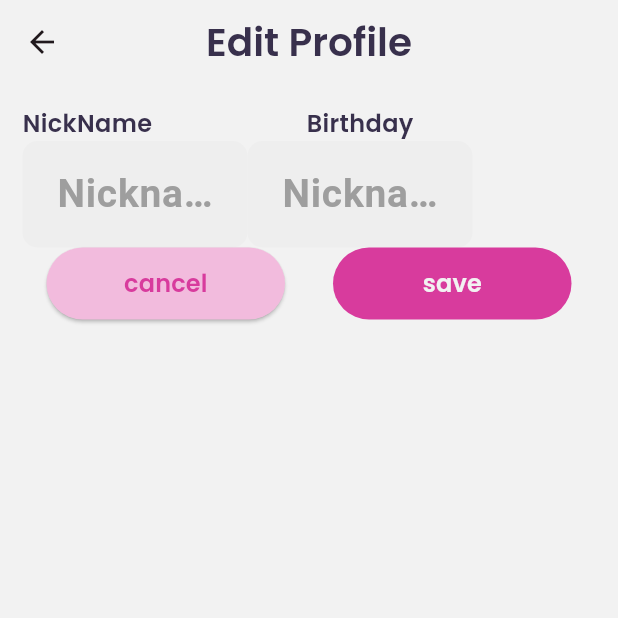
After one commit to majdideveloper/pisiit, a Flutter app: the EditProfile screen opened by its route, on a phone screen of 412 x 824 dp, the top half of it. The commit adds this screen. Run offline on Flutter 3.47's test engine with Material 3 defaults, Android fonts, the phone set to English and light mode, and no system bars; our stand-ins replace badges, cached_network_image, cloud_firestore, country_picker, email_validator, firebase_auth and 7 more; missing offline and left inert: mailer, otp; accounts and stored records are empty.

Commit message:
edit profile

```diff
--- /dev/null
+++ b/lib/features/home/screen/my_profile/edit_profile.dart
@@ -0,0 +1,104 @@
+import "package:flutter/material.dart";
+import "package:pisiit/utils/colors.dart";
+import "package:pisiit/utils/helper_textstyle.dart";
+import "package:pisiit/widgets/custom_button.dart";
+import 'package:pisiit/features/auth/widgets/customtext_field.dart';
+class EditProfile extends StatefulWidget {
+  static const routeName = '/edit-profile';
+  const EditProfile({super.key});
+
+  @override
+  State<EditProfile> createState() => _EditProfileState();
+
+
+}
+
+class _EditProfileState extends State<EditProfile> {
+
+  final NicknameController= TextEditingController();
+  @override
+  Widget build(BuildContext context) {
+    return Scaffold(
+        appBar: AppBar(
+          leading: IconButton(
+            onPressed: () {
+              Navigator.pop(context);
+            },
+            icon: const Icon(
+              Icons.arrow_back,
+              size: 24,
+            ),
+          ),
+          title: Text(
+            "Edit Profile",
+            style: textStyleSubtitle,
+          ),
+          centerTitle: true,
+        ),
+        body: SingleChildScrollView(
+          child: Padding(
+            padding: const EdgeInsets.all(15),
+            child: Column(children: [
+              //!pic
+
+              //! nickname + birthday
+              Row(
+                children: [
+                  Column(
+                    crossAxisAlignment: CrossAxisAlignment.start,
+                    children: [
+                      Text("NickName", style:textStyleTextBold,),
+                      SizedBox(
+                        width: 150,
+                        child: CustomTextField(
+                                hintText: 'Nickname',
+                                controller: NicknameController,
+                                ),
+                      ),
+                    ],
+                  ),
+
+                  Column(
+                    children: [
+                      Text("Birthday", style:textStyleTextBold,),
+                      SizedBox(
+                        width: 150,
+                        child: CustomTextField(
+                                hintText: 'Nickname',
+                                controller: NicknameController,
+                                ),
+                      ),
+                    ],
+                  ),
+                ],
+              ),
+
+              //!gender
+              //! job title
+              //! living in
+              //! about me
+              //! interest
+              //! relations goals
+              //! save and cancel button
+
+              (Row(
+                children: [
+                  Expanded(
+                    child: CustomButton(
+                    colorText: primaryColor,
+                    textButton: "cancel",
+                    color: lightColor,
+                    onPressed: () {
+                      Navigator.pop(context);
+                    },
+                  )),
+                  Expanded(
+                      child: CustomButton(
+                          colorText: whiteColor, textButton: "save")),
+                ],
+              ))
+            ]),
+          ),
+        ));
+  }
+}
--- a/lib/features/home/screen/my_profile/profile_screen.dart
+++ b/lib/features/home/screen/my_profile/profile_screen.dart
@@ -8,8 +8,6 @@ import 'package:pisiit/features/home/screen/widgets/complete_profile_widget.dart
 import 'package:pisiit/features/home/screen/widgets/image_widget.dart';
 import 'package:pisiit/features/home/screen/widgets/info_user_profile.dart';
 import 'package:pisiit/features/home/screen/widgets/show_list_item.dart';
-import 'package:pisiit/features/home/screen/widgets/visibility_image.dart';
-import 'package:pisiit/main.dart';
 import 'package:pisiit/models/user_model.dart';
 import 'package:pisiit/utils/helper_padding.dart';
 import 'package:pisiit/utils/helper_textstyle.dart';
@@ -36,7 +34,7 @@ class ProfileScreen extends StatelessWidget {
       body: Consumer(builder: (context, ref, child) {
         for (int index = 2; index <= 5; index++) {
           if (userModel.imageURLs!.length > index) {
-            print(userModel.imageURLs!.length);
+           print(userModel.imageURLs!.length);
 
             listBoolPictures[index] = true;
           } else {
@@ -54,6 +52,7 @@ class ProfileScreen extends StatelessWidget {
                 mediumPaddingVert,
                 ImageWidget(
                   imageUrl: userModel.imageURLs![0],
+
                 ),
                 smallPaddingVert,
                 InfoUserWidget(
--- a/lib/features/home/screen/widgets/image_widget.dart
+++ b/lib/features/home/screen/widgets/image_widget.dart
@@ -20,7 +20,7 @@ class ImageWidget extends StatelessWidget {
         imageUrl,
         height: 400,
         width: double.infinity,
-        fit: BoxFit.cover,
+        fit: BoxFit.fill,
       ),
     );
   }
--- a/lib/router.dart
+++ b/lib/router.dart
@@ -5,6 +5,7 @@ import 'package:pisiit/features/auth/screens/forget_password/reset_password.dart
 import 'package:pisiit/features/auth/screens/login_screen.dart';
 import 'package:pisiit/features/auth/screens/signup_screen.dart';
 import 'package:pisiit/features/chat/screens/chat_contact_screen.dart';
+import 'package:pisiit/features/home/screen/my_profile/edit_profile.dart';
 import 'package:pisiit/features/home/screen/user_profile/user_profile.dart';
 import 'package:pisiit/models/chat_contact_model.dart';
 import 'package:pisiit/models/user_model.dart';
@@ -66,7 +67,10 @@ Route<dynamic> generateRoute(RouteSettings settings) {
           idContact: arguments['idContact'] as String,
         ),
       );
-
+case  EditProfile.routeName:
+return MaterialPageRoute(
+ builder: (context) => EditProfile()
+ );
     default:
       return MaterialPageRoute(
         builder: (context) => Scaffold(
--- a/lib/widgets/custom_button.dart
+++ b/lib/widgets/custom_button.dart
@@ -7,12 +7,15 @@ import 'package:pisiit/utils/helper_textstyle.dart';
 class CustomButton extends StatelessWidget {
   final Color? colorText;
   final String textButton;
+  Color? color;
+
   final void Function()? onPressed;
   CustomButton({
     Key? key,
     required this.colorText,
     required this.textButton,
     this.onPressed,
+    this.color,
   }) : super(key: key);
 
   @override
@@ -26,7 +29,7 @@ class CustomButton extends StatelessWidget {
         style: ButtonStyle(
           minimumSize:
               MaterialStateProperty.all(const Size(double.infinity, 48.0)),
-          backgroundColor: MaterialStateProperty.all(primaryColor),
+          backgroundColor: MaterialStateProperty.all(color ?? primaryColor),
         ),
         child: Text(
           textButton,
```
Also changed, not shown: lib/features/home/repository/home_repository.dart (+25 -0 lines), lib/features/home/screen/widgets/appbar_profile.dart (+30 -18 lines), lib/features/home/screen/widgets/complete_profile_widget.dart (+31 -20 lines), lib/features/home/screen/widgets/info_user_profile.dart (+5 -2 lines), lib/features/home/screen/my_profile/repository_profile.dart (added).
